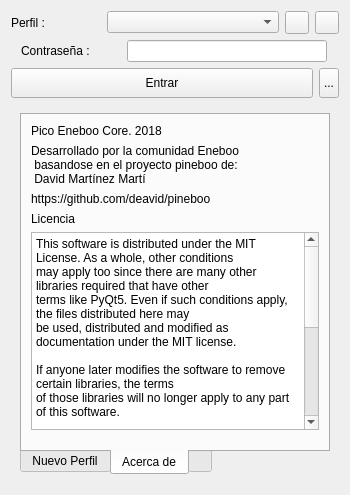
First picture: the form in pineboolib/dlgconnect/dlgconnect.ui, repository deavid/pineboo, before the edit.
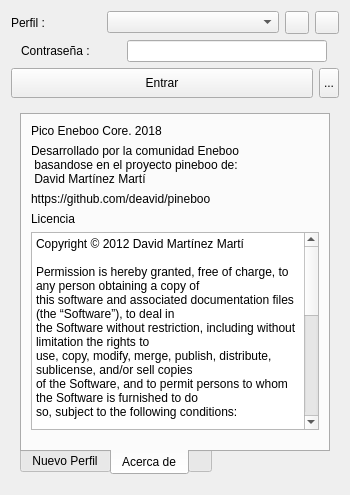
Second picture: the form after the edit. The open tabs and pages were chosen to show the change. Icons and pictures are not drawn.

Commit message: ajustes en licencia

```diff
--- a/pineboolib/dlgconnect/dlgconnect.ui
+++ b/pineboolib/dlgconnect/dlgconnect.ui
@@ -611,22 +611,24 @@
           <item>
            <widget class="QPlainTextEdit" name="plainTextEdit">
             <property name="plainText">
-             <string>This software is distributed under the MIT License. As a whole, other conditions
-may apply too since there are many other libraries required that have other
-terms like PyQt5. Even if such conditions apply, the files distributed here may
-be used, distributed and modified as documentation under the MIT license.
+             <string>Copyright © 2012 David Martínez Martí
 
-If anyone later modifies the software to remove certain libraries, the terms
-of those libraries will no longer apply to any part of this software. 
+Permission is hereby granted, free of charge, to any person obtaining a copy of 
+this software and associated documentation files (the “Software”), to deal in 
+the Software without restriction, including without limitation the rights to 
+use, copy, modify, merge, publish, distribute, sublicense, and/or sell copies 
+of the Software, and to permit persons to whom the Software is furnished to do 
+so, subject to the following conditions:
 
-At the time of this writting this software is using PyQt5, which is distributed 
-with a GPL License. So, if you convey this work you should meet the license 
-terms of GPL as well. 
+The above copyright notice and this permission notice shall be included in all 
+copies or substantial portions of the Software.
 
-The LICENSE.mit should be included with this software and holds the MIT license.
-
-Copyright and license notices are not required to appear in any part of the 
-graphical interface of the software. Those are completely optional. </string>
+THE SOFTWARE IS PROVIDED “AS IS”, WITHOUT WARRANTY OF ANY KIND, EXPRESS OR 
+IMPLIED, INCLUDING BUT NOT LIMITED TO THE WARRANTIES OF MERCHANTABILITY, FITNESS 
+FOR A PARTICULAR PURPOSE AND NONINFRINGEMENT. IN NO EVENT SHALL THE AUTHORS OR 
+COPYRIGHT HOLDERS BE LIABLE FOR ANY CLAIM, DAMAGES OR OTHER LIABILITY, WHETHER 
+IN AN ACTION OF CONTRACT, TORT OR OTHERWISE, ARISING FROM, OUT OF OR IN 
+CONNECTION WITH THE SOFTWARE OR THE USE OR OTHER DEALINGS IN THE SOFTWARE.</string>
             </property>
            </widget>
           </item>
```
